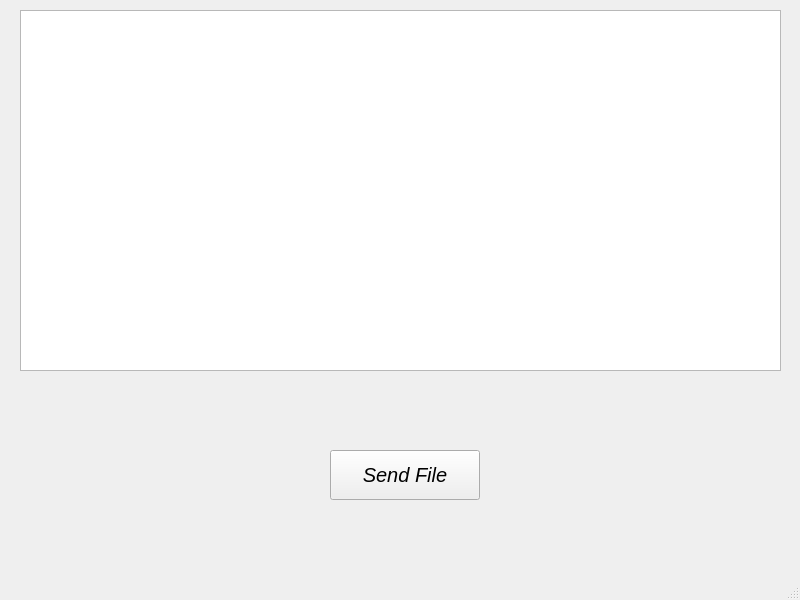
Old version of the form TcpClient/mainwindow.ui in the repository TSoghomonyan/TcpProtocol.
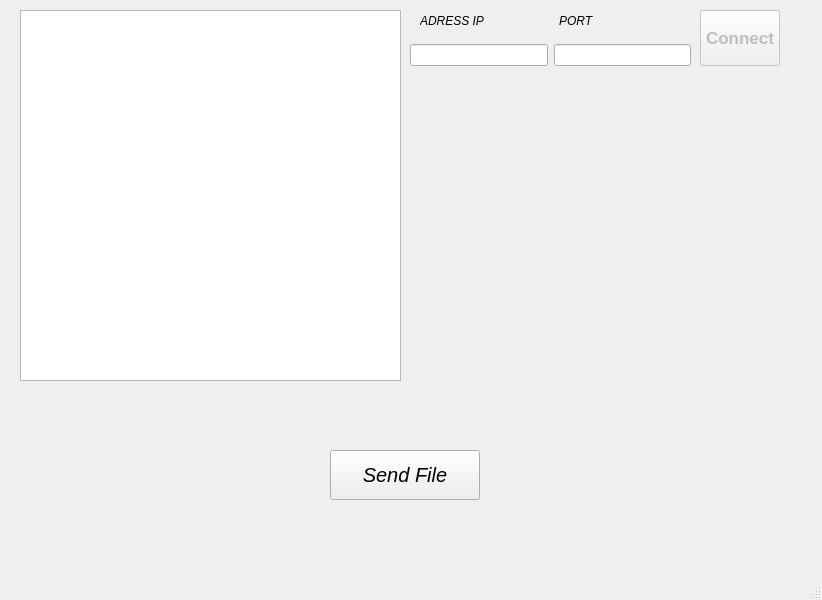
New version of the form.

What changed in the file:
```diff
--- a/TcpClient/mainwindow.ui
+++ b/TcpClient/mainwindow.ui
@@ -6,7 +6,7 @@
    <rect>
     <x>0</x>
     <y>0</y>
-    <width>800</width>
+    <width>822</width>
     <height>600</height>
    </rect>
   </property>
@@ -47,9 +47,123 @@
      <rect>
       <x>20</x>
       <y>10</y>
-      <width>761</width>
-      <height>361</height>
+      <width>381</width>
+      <height>371</height>
      </rect>
+    </property>
+    <property name="textInteractionFlags">
+     <set>Qt::TextInteractionFlag::TextSelectableByKeyboard|Qt::TextInteractionFlag::TextSelectableByMouse</set>
+    </property>
+   </widget>
+   <widget class="QWidget" name="horizontalLayoutWidget">
+    <property name="geometry">
+     <rect>
+      <x>410</x>
+      <y>10</y>
+      <width>281</width>
+      <height>22</height>
+     </rect>
+    </property>
+    <layout class="QHBoxLayout" name="horizontalLayoutLabels" stretch="0,0,0,0">
+     <property name="leftMargin">
+      <number>10</number>
+     </property>
+     <item>
+      <widget class="QLabel" name="ipLabel">
+       <property name="font">
+        <font>
+         <italic>true</italic>
+        </font>
+       </property>
+       <property name="text">
+        <string>ADRESS IP</string>
+       </property>
+      </widget>
+     </item>
+     <item>
+      <widget class="QLabel" name="ipLabelStatus">
+       <property name="text">
+        <string/>
+       </property>
+      </widget>
+     </item>
+     <item>
+      <widget class="QLabel" name="portLabel">
+       <property name="enabled">
+        <bool>true</bool>
+       </property>
+       <property name="font">
+        <font>
+         <italic>true</italic>
+        </font>
+       </property>
+       <property name="frameShape">
+        <enum>QFrame::Shape::NoFrame</enum>
+       </property>
+       <property name="frameShadow">
+        <enum>QFrame::Shadow::Plain</enum>
+       </property>
+       <property name="text">
+        <string>PORT</string>
+       </property>
+      </widget>
+     </item>
+     <item>
+      <widget class="QLabel" name="portLabelStatus">
+       <property name="text">
+        <string/>
+       </property>
+      </widget>
+     </item>
+    </layout>
+   </widget>
+   <widget class="QWidget" name="horizontalLayoutWidget_2">
+    <property name="geometry">
+     <rect>
+      <x>410</x>
+      <y>40</y>
+      <width>281</width>
+      <height>31</height>
+     </rect>
+    </property>
+    <layout class="QHBoxLayout" name="horizontalLayoutTexts">
+     <item>
+      <widget class="QLineEdit" name="ipText"/>
+     </item>
+     <item>
+      <widget class="QLineEdit" name="portText"/>
+     </item>
+    </layout>
+   </widget>
+   <widget class="QPushButton" name="connectToHostButton">
+    <property name="enabled">
+     <bool>false</bool>
+    </property>
+    <property name="geometry">
+     <rect>
+      <x>700</x>
+      <y>10</y>
+      <width>80</width>
+      <height>56</height>
+     </rect>
+    </property>
+    <property name="font">
+     <font>
+      <pointsize>13</pointsize>
+      <bold>true</bold>
+     </font>
+    </property>
+    <property name="text">
+     <string>Connect</string>
+    </property>
+    <property name="autoDefault">
+     <bool>false</bool>
+    </property>
+    <property name="default">
+     <bool>false</bool>
+    </property>
+    <property name="flat">
+     <bool>false</bool>
     </property>
    </widget>
   </widget>
```
Left out of the diff: 9 changed lines with no effect on the pictures.
